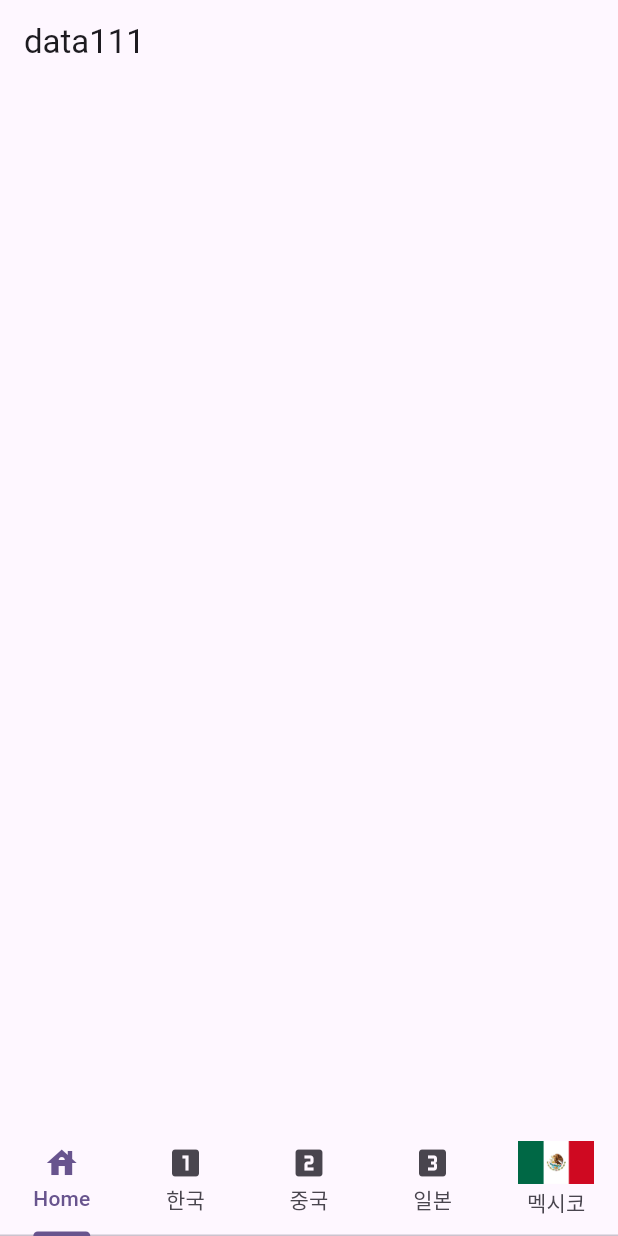
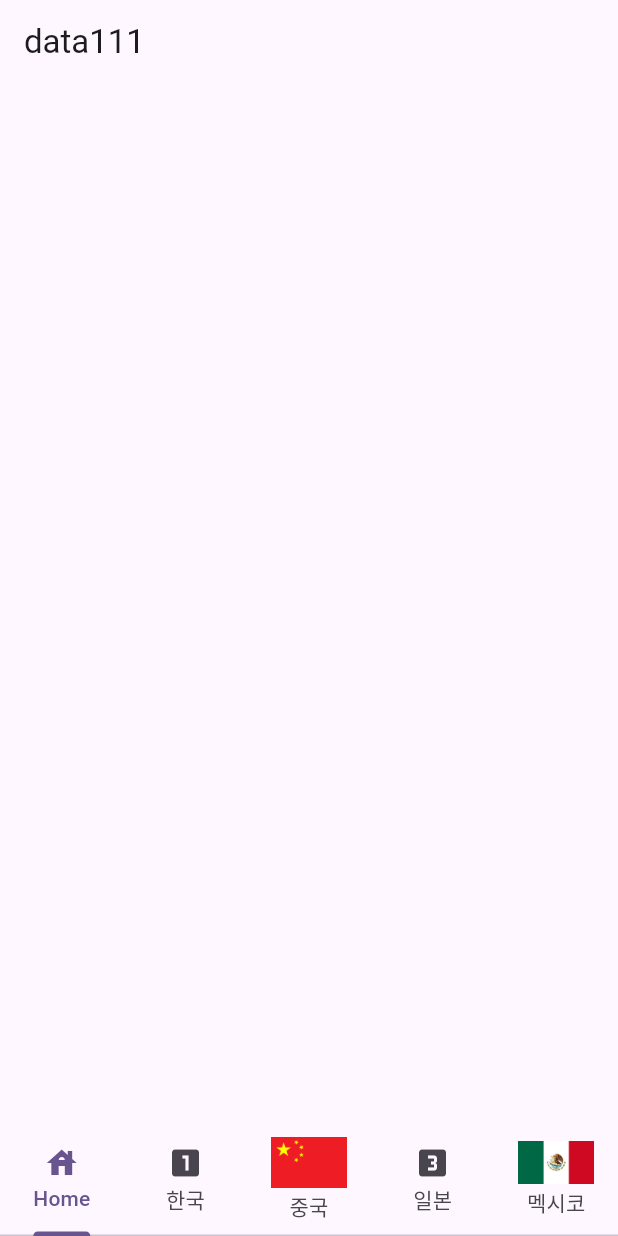
Before and after one commit to first-project-of-4T/4T-food, a Flutter app: the screen it shows after launch, on a phone screen of 412 x 824 dp. Run offline on Flutter 3.47's test engine with Material 3 defaults, Android fonts, the phone set to English and light mode, and no system bars; missing offline and left inert: simple_gesture_detector.

Commit message:
Update home.dart
중국 국기 아이콘 덮어지는 코드 수정

```diff
--- a/food_4t_app/lib/home.dart
+++ b/food_4t_app/lib/home.dart
@@ -62,8 +62,8 @@ class _HomeState extends State<Home> with SingleTickerProviderStateMixin{
             text: "한국",
           ),
           Tab(
-            icon: Icon(
-              Icons.looks_two,
+            icon: Image.asset(
+              'images/chinaflag.png',
             ),
             text: "중국",
           ),
```
